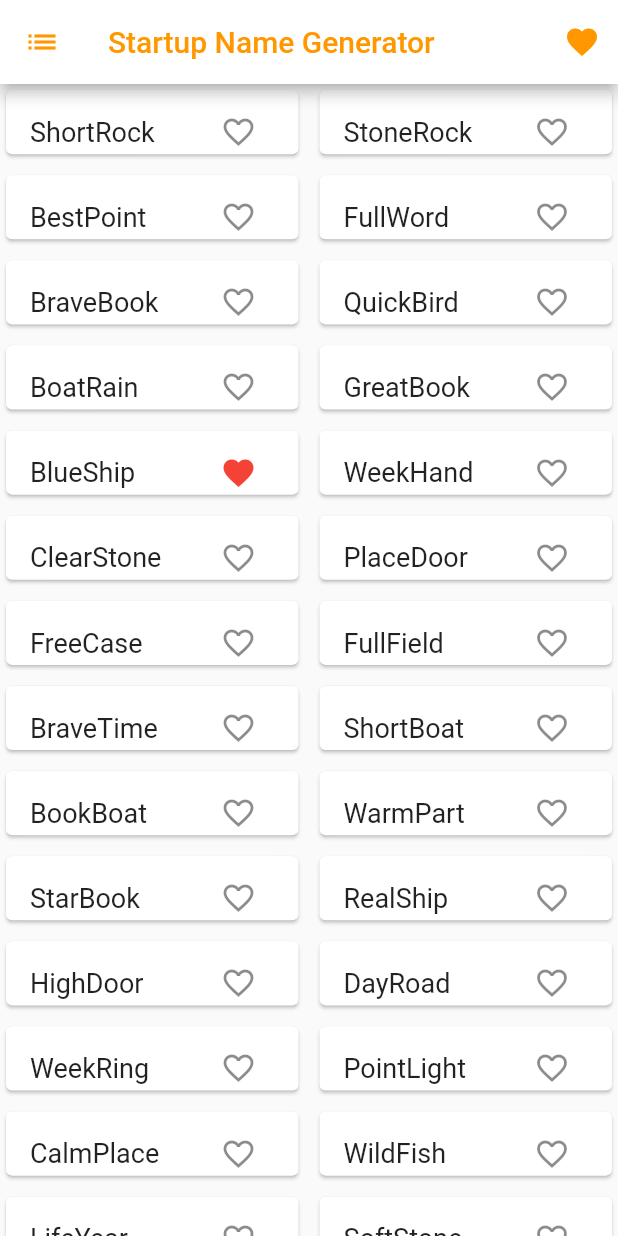
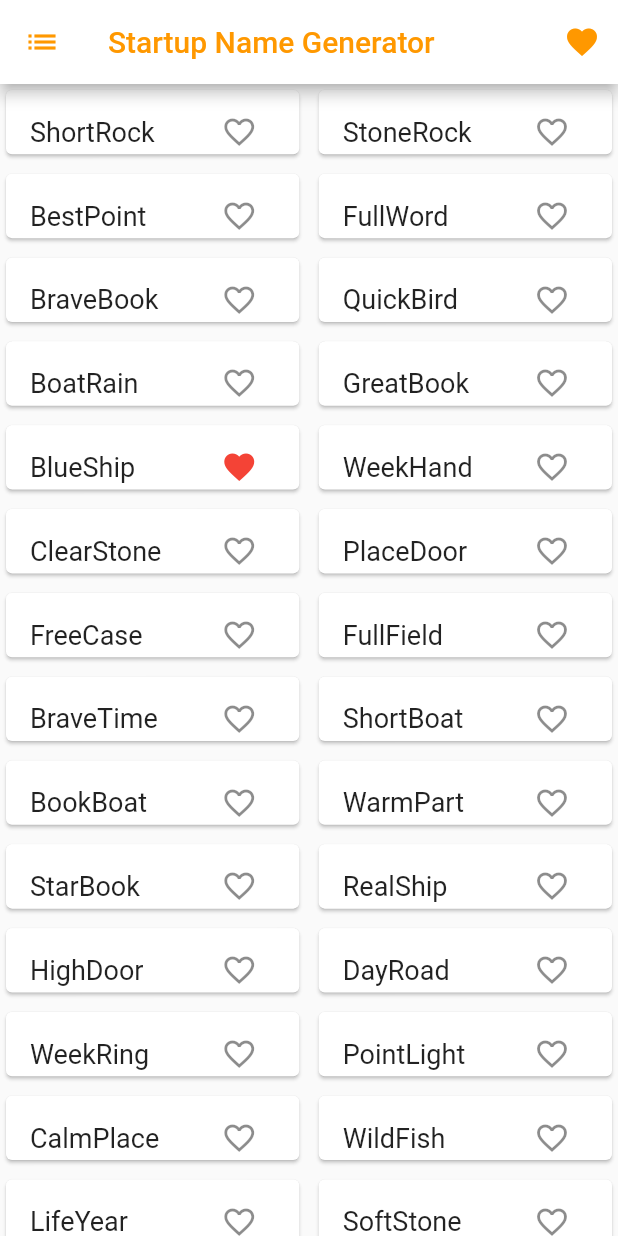
Before and after one commit to Taciana3090/DSI.2021.2, a Flutter app: the screen it shows after launch, scrolled down 576 dp, after a tap on the "favorite outline" icon, after a tap on the "grid view" icon, on a phone screen of 412 x 824 dp. Run offline on Flutter 3.47's test engine with Material 2 defaults, Android fonts, the phone set to English and light mode, and no system bars.

```diff
--- a/lib/main.dart
+++ b/lib/main.dart
@@ -1,5 +1,77 @@
 import 'package:english_words/english_words.dart';
 import 'package:flutter/material.dart';
+
+class Words {
+  final _suggestions = <Word>[];
+  final _favorites = <Word>{};
+  bool _view = true;
+
+  Words() {
+    generateSuggestion(20);
+  }
+
+  void generateSuggestion(int count) {
+    for (var i = 0; i < count; i++) {
+      _suggestions.add(Word());
+    }
+  }
+
+  List getAllSuggestions() {
+    return _suggestions;
+  }
+
+  Word getSuggestionByIndex(int index) {
+    return _suggestions[index];
+  }
+
+  void removeSuggestion(Word value) {
+    _suggestions.remove(value);
+  }
+
+  void addToFavorites(Word value) {
+    _favorites.add(value);
+  }
+
+  void removeFavorite(Word value) {
+    _favorites.remove(value);
+  }
+
+  Set getAllFavorites() {
+    return _favorites;
+  }
+
+  bool isFavorite(Word value) {
+    return _favorites.contains(value);
+  }
+
+  bool view() {
+    return _view;
+  }
+
+  void alterView(bool value) {
+    _view = value;
+  }
+}
+
+class Word {
+  String first = '';
+  String second = '';
+
+  Word() {
+    var word = generateWordPairs().first;
+    first = word.first;
+    second = word.second;
+  }
+
+  String asPascalCase() {
+    return first[0].toUpperCase() +
+        first.substring(1) +
+        second[0].toUpperCase() +
+        second.substring(1);
+  }
+}
+
+Words words = Words();
 
 void main() {
   runApp(const MyApp());
@@ -14,27 +86,28 @@ class MyApp extends StatelessWidget {
       title: 'Startup Name Generetor',
       theme: ThemeData(
         appBarTheme: const AppBarTheme(
-          backgroundColor: Colors.white,
-          foregroundColor: Colors.orange,
-        ),
+            backgroundColor: Colors.white, foregroundColor: Colors.orange),
       ),
-      home: const RandomWords(),
+      initialRoute: '/',
+      routes: {
+        HomeScreen.routeName: (context) => const HomeScreen(),
+        EditScreen.routeName: (context) => const EditScreen(),
+        SaveScreen.routeName: (context) => const SaveScreen(),
+      },
     );
   }
 }
 
-class RandomWords extends StatefulWidget {
-  const RandomWords({Key? key}) : super(key: key);
+class HomeScreen extends StatefulWidget {
+  const HomeScreen({Key? key}) : super(key: key);
+  static const routeName = '/';
 
   @override
-  State<RandomWords> createState() => _RandomWordsState();
+  State<HomeScreen> createState() => _HomeScreenState();
 }
 
-class _RandomWordsState extends State<RandomWords> {
-  final _suggestions = <WordPair>[];
+class _HomeScreenState extends State<HomeScreen> {
   final _biggerFont = const TextStyle(fontSize: 18.0);
-  final _saved = <WordPair>{};
-  bool _viewList = true;
 
   @override
   Widget build(BuildContext context) {
@@ -43,18 +116,20 @@ class _RandomWordsState extends State<RandomWords> {
         title: const Text('Startup Name Generator'),
         actions: [
           IconButton(
-            onPressed: _pushsaved,
+            onPressed: () => Navigator.pushNamed(context, '/saved'),
             icon: const Icon(Icons.favorite),
             tooltip: 'Sugestões salvas',
           ),
         ],
         leading: IconButton(
           onPressed: () {
-            setState(() {
-              _viewList ? _viewList = false : _viewList = true;
-            });
+            setState(
+              () {
+                words.view() ? words.alterView(false) : words.alterView(true);
+              },
+            );
           },
-          icon: Icon(_viewList ? Icons.grid_view : Icons.list),
+          icon: Icon(words.view() ? Icons.grid_view : Icons.list),
           tooltip: 'alterar visualização',
         ),
       ),
@@ -62,44 +137,17 @@ class _RandomWordsState extends State<RandomWords> {
     );
   }
 
-  void _pushsaved() {
-    Navigator.of(context).push(MaterialPageRoute<void>(builder: (context) {
-      final tiles = _saved.map((pair) {
-        return ListTile(
-          title: Text(
-            pair.asPascalCase,
-            style: _biggerFont,
-          ),
-        );
-      });
-      final divided = tiles.isNotEmpty
-          ? ListTile.divideTiles(
-              context: context,
-              tiles: tiles,
-            ).toList()
-          : <Widget>[];
-
-      return Scaffold(
-        appBar: AppBar(
-          title: const Text('Sugestões salvas'),
-        ),
-        body: ListView(children: divided),
-      );
-    }));
-  }
-
   Widget _buildSuggestions() {
-    if (_viewList) {
+    if (words.view()) {
       return ListView.builder(
         padding: const EdgeInsets.all(16.0),
         itemBuilder: (context, i) {
           if (i.isOdd) return const Divider();
-
           final index = i ~/ 2;
-          if (index >= _suggestions.length) {
-            _suggestions.addAll(generateWordPairs().take(10));
+          if (index >= words.getAllSuggestions().length) {
+            words.generateSuggestion(10);
           }
-          return _buildRow(_suggestions[index]);
+          return _buildRow(words.getSuggestionByIndex(index));
         },
       );
     } else {
@@ -107,49 +155,148 @@ class _RandomWordsState extends State<RandomWords> {
         gridDelegate: const SliverGridDelegateWithFixedCrossAxisCount(
           childAspectRatio: 4,
           crossAxisCount: 2,
-          crossAxisSpacing: 6.0,
-          mainAxisSpacing: 6.0,
+          crossAxisSpacing: 5.0,
+          mainAxisSpacing: 5.0,
         ),
         itemBuilder: (context, i) {
-          if (i >= _suggestions.length) {
-            _suggestions.addAll(generateWordPairs().take(10));
+          if (i >= words.getAllSuggestions().length) {
+            words.generateSuggestion(10);
           }
-          return Card(child: _buildRow(_suggestions[i]));
+          return Card(child: _buildRow(words.getSuggestionByIndex(i)));
         },
       );
     }
   }
 
-  Widget _buildRow(WordPair pair) {
-    final alreadySaved = _saved.contains(pair);
+  Widget _buildRow(Word pair) {
+    final alreadySaved = words.isFavorite(pair);
     return Dismissible(
       key: Key(pair.toString()),
       onDismissed: (direction) {
         setState(() {
-          _suggestions.remove(pair);
-          _saved.remove(pair);
+          words.removeSuggestion(pair);
+          words.removeFavorite(pair);
         });
       },
       child: ListTile(
         title: Text(
-          pair.asPascalCase,
+          pair.asPascalCase(),
           style: _biggerFont,
         ),
         trailing: IconButton(
           icon: Icon(alreadySaved ? Icons.favorite : Icons.favorite_border),
           color: alreadySaved ? Colors.red : null,
-          tooltip: alreadySaved ? 'remover dos salvos' : 'Salvos',
+          tooltip: alreadySaved ? 'remover dos salvos' : 'Salvo',
           onPressed: () {
             setState(() {
               if (alreadySaved) {
-                _saved.remove(pair);
+                words.removeFavorite(pair);
               } else {
-                _saved.add(pair);
+                words.addToFavorites(pair);
               }
             });
           },
         ),
+        onTap: () => Navigator.pushNamed(context, '/edit', arguments: pair),
       ),
     );
   }
 }
+
+class SaveScreen extends StatelessWidget {
+  const SaveScreen({Key? key}) : super(key: key);
+  static const routeName = '/saved';
+
+  @override
+  Widget build(BuildContext context) {
+    final tiles = words.getAllFavorites().map((pair) {
+      return ListTile(
+        title: Text(
+          pair.asPascalCase(),
+          style: const TextStyle(fontSize: 18.0),
+        ),
+      );
+    });
+    final divided = tiles.isNotEmpty
+        ? ListTile.divideTiles(
+            context: context,
+            tiles: tiles,
+          ).toList()
+        : <Widget>[];
+
+    return Scaffold(
+      appBar: AppBar(
+        title: const Text('Sugestões salvas'),
+      ),
+      body: ListView(children: divided),
+    );
+  }
+}
+
+class EditScreen extends StatefulWidget {
+  const EditScreen({Key? key}) : super(key: key);
+  static const routeName = '/edit';
+
+  @override
+  State<EditScreen> createState() => _EditScreenState();
+}
+
+class _EditScreenState extends State<EditScreen> {
+  @override
+  Widget build(BuildContext context) {
+    final _palavra = ModalRoute.of(context)!.settings.arguments as Word;
+    final _formKey = GlobalKey<FormState>();
+    return Scaffold(
+      appBar: AppBar(
+        title: const Text('Editar página'),
+      ),
+      body: Form(
+        key: _formKey,
+        child: Column(
+          children: [
+            Container(
+              padding: const EdgeInsets.fromLTRB(16, 8, 16, 8),
+              child: TextFormField(
+                decoration: const InputDecoration(
+                  border: OutlineInputBorder(),
+                ),
+                validator: (value) => _validarEntrada(value!),
+                initialValue: _palavra.first,
+                onSaved: (texto) => _palavra.first = texto.toString(),
+              ),
+            ),
+            Container(
+              padding: const EdgeInsets.fromLTRB(16, 8, 16, 8),
+              child: TextFormField(
+                decoration: const InputDecoration(
+                  border: OutlineInputBorder(),
+                ),
+                validator: (value) => _validarEntrada(value!),
+                initialValue: _palavra.second,
+                onSaved: (texto) => _palavra.second = texto.toString(),
+              ),
+            ),
+            ElevatedButton(
+              onPressed: () {
+                if (_formKey.currentState!.validate()) {
+                  _formKey.currentState!.save();
+                  ScaffoldMessenger.of(context).showSnackBar(
+                      const SnackBar(content: Text("com sucesso")));
+                  Navigator.popAndPushNamed(context, '/');
+                }
+              },
+              child: const Text('Enviar'),
+            )
+          ],
+        ),
+      ),
+    );
+  }
+
+  String? _validarEntrada(String value) {
+    if (value.isEmpty) {
+      return 'Informe um valor';
+    }
+    return null;
+  }
+}
```
